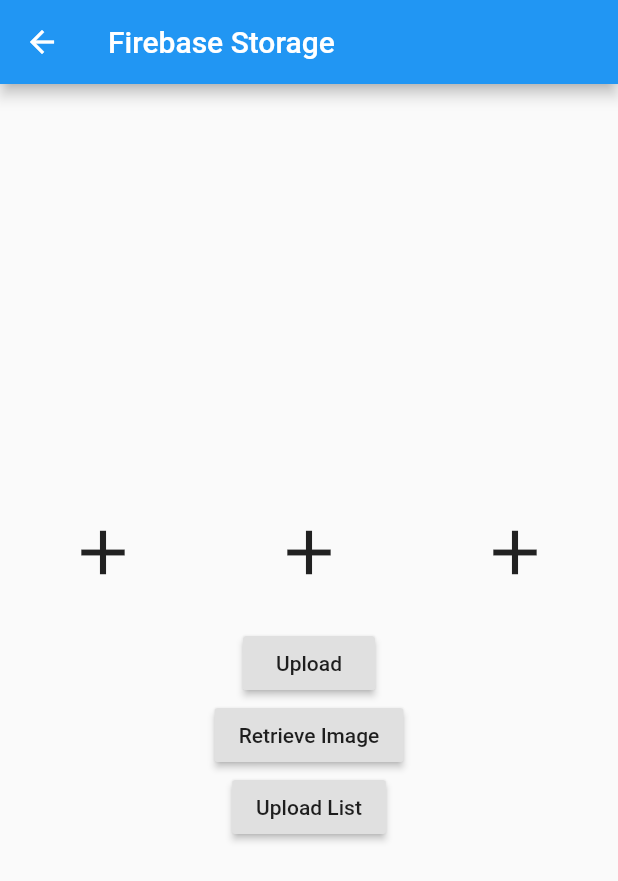
After one commit to smitbhatiya/project, a Flutter app: the Multiple_Image_Upload screen opened directly, after a tap on "Upload List", on a phone screen of 412 x 824 dp. The commit adds this screen. Shown: the top 881 px of the screen. Run offline on Flutter 3.47's test engine with Material 2 defaults, Android fonts, the phone set to English and light mode, and no system bars; our stand-ins replace carousel_slider, cloud_firestore, firebase_auth, firebase_core, firebase_storage, image_picker and 1 more; missing offline and left inert: favorite_button; accounts and stored records are empty.

Commit message:
13-4-2021 update

```diff
--- /dev/null
+++ b/lib/Model/multiple_image.dart
@@ -0,0 +1,329 @@
+// import 'package:flutter/material.dart';
+// import 'dart:async';
+//
+// import 'package:multi_image_picker/multi_image_picker.dart';
+//
+// void main() => runApp(MyApp());
+//
+// class MyApp extends StatefulWidget {
+//   @override
+//   _MyAppState createState() => _MyAppState();
+// }
+//
+// class _MyAppState extends State<MyApp> {
+//   List<Asset> images = <Asset>[];
+//   String _error = 'No Error Dectected';
+//
+//   @override
+//   void initState() {
+//     super.initState();
+//   }
+//
+//   Widget buildGridView() {
+//     return GridView.count(
+//       crossAxisCount: 3,
+//       children: List.generate(images.length, (index) {
+//         Asset asset = images[index];
+//         return AssetThumb(
+//           asset: asset,
+//           width: 300,
+//           height: 300,
+//         );
+//       }),
+//     );
+//   }
+//
+//   Future<void> loadAssets() async {
+//     List<Asset> resultList = <Asset>[];
+//     String error = 'No Error Detected';
+//
+//     try {
+//       resultList = await MultiImagePicker.pickImages(
+//         maxImages: 4,
+//         enableCamera: true,
+//         selectedAssets: images,
+//         cupertinoOptions: CupertinoOptions(takePhotoIcon: "chat"),
+//         materialOptions: MaterialOptions(
+//           actionBarColor: "#abcdef",
+//           actionBarTitle: "Example App",
+//           allViewTitle: "All Photos",
+//           useDetailsView: false,
+//           selectCircleStrokeColor: "#000000",
+//         ),
+//       );
+//     } on Exception catch (e) {
+//       error = e.toString();
+//     }
+//
+//     // If the widget was removed from the tree while the asynchronous platform
+//     // message was in flight, we want to discard the reply rather than calling
+//     // setState to update our non-existent appearance.
+//     if (!mounted) return;
+//
+//     setState(() {
+//       images = resultList;
+//       _error = error;
+//     });
+//   }
+//
+//   @override
+//   Widget build(BuildContext context) {
+//     return MaterialApp(
+//       home: Scaffold(
+//         appBar: AppBar(
+//           title: const Text('Plugin example app'),
+//         ),
+//         body: Column(
+//           children: <Widget>[
+//             Center(child: Text('Error: $_error')),
+//             ElevatedButton(
+//               child: Text("Pick images"),
+//               onPressed: loadAssets,
+//             ),
+//             Expanded(
+//               child: buildGridView(),
+//             )
+//           ],
+//         ),
+//       ),
+//     );
+//   }
+// }
+
+import 'dart:async';
+import 'dart:io';
+
+import 'package:cloud_firestore/cloud_firestore.dart';
+import 'package:firebase_storage/firebase_storage.dart';
+import 'package:flutter/material.dart';
+import 'package:flutter_app_with_firebase/firebase.dart';
+import 'package:image_picker/image_picker.dart';
+
+class Multiple_Image_Upload extends StatefulWidget {
+  @override
+  _Multiple_Image_UploadState createState() => _Multiple_Image_UploadState();
+}
+
+class _Multiple_Image_UploadState extends State<Multiple_Image_Upload> {
+  File _image1;
+  File _image2;
+  File _image3;
+  FirebaseFirestore _firestore = FirebaseFirestore.instance;
+
+  String _retrievedImageUrl;
+
+  Future getImage1() async {
+    try {
+      File image = await ImagePicker.pickImage(source: ImageSource.gallery);
+
+      setState(() {
+        _image1 = image;
+      });
+    } catch (e) {
+      print(e);
+    }
+  }
+  Future getImage2() async {
+    try {
+      File image = await ImagePicker.pickImage(source: ImageSource.gallery);
+
+      setState(() {
+        _image2 = image;
+      });
+    } catch (e) {
+      print(e);
+    }
+  }
+
+  Future getImage3() async {
+    try {
+      File image = await ImagePicker.pickImage(source: ImageSource.gallery);
+
+      setState(() {
+        _image3 = image;
+      });
+    } catch (e) {
+      print(e);
+    }
+  }
+
+  // Future uploadImage() async {
+  //   try {
+  //     final StorageReference storageReference = FirebaseStorage().ref().child("profilePicture");
+  //
+  //     final StorageUploadTask uploadTask = storageReference.putFile(_image);
+  //
+  //     final StreamSubscription<StorageTaskEvent> streamSubscription =
+  //     uploadTask.events.listen((event) {
+  //       // You can use this to notify yourself or your user in any kind of way.
+  //       // For example: you could use the uploadTask.events stream in a StreamBuilder instead
+  //       // to show your user what the current status is. In that case, you would not need to cancel any
+  //       // subscription as StreamBuilder handles this automatically.
+  //
+  //       // Here, every StorageTaskEvent concerning the upload is printed to the logs.
+  //       print('EVENT ${event.type}');
+  //     });
+  //
+  //     // Cancel your subscription when done.
+  //     await uploadTask.onComplete;
+  //     streamSubscription.cancel();
+  //
+  //     String imageUrl = await storageReference.getDownloadURL();
+  //     await _firestore.collection("Users").document().setData({
+  //       "email": imageUrl,
+  //     });
+  //   } catch (e) {
+  //     print(e);
+  //   }
+  // }
+
+  // Future retrieveImage() async {
+  //   DocumentSnapshot documentSnapshot;
+  //   try {
+  //     documentSnapshot = await _firestore.collection("Users").document().get();
+  //     setState(() {
+  //       _retrievedImageUrl = documentSnapshot.data()['email'];
+  //     });
+  //   } catch (e) {
+  //     print(e);
+  //   }
+  // }
+
+  Future uploadMultipleImages() async {
+    List<File> _imageList = List();
+    List<String> _imageUrls = List();
+
+    _imageList.add(_image1);
+    _imageList.add(_image2);
+    _imageList.add(_image3);
+
+    try {
+      for (int i = 0; i < _imageList.length; i++) {
+
+        // if(_imageList[i] == null) {
+        //
+        // }
+        final StorageReference storageReference = FirebaseStorage().ref().child("multiple2/$i");
+
+        final StorageUploadTask uploadTask = storageReference.putFile(_imageList[i]);
+
+        final StreamSubscription<StorageTaskEvent> streamSubscription =
+        uploadTask.events.listen((event) {
+          // You can use this to notify yourself or your user in any kind of way.
+          // For example: you could use the uploadTask.events stream in a StreamBuilder instead
+          // to show your user what the current status is. In that case, you would not need to cancel any
+          // subscription as StreamBuilder handles this automatically.
+
+          // Here, every StorageTaskEvent concerning the upload is printed to the logs.
+          print('EVENT ${event.type}');
+        });
+
+        // Cancel your subscription when done.
+        await uploadTask.onComplete;
+        streamSubscription.cancel();
+
+        String imageUrl = await storageReference.getDownloadURL();
+        _imageUrls.add(imageUrl); //all all the urls to the list
+      }
+      //upload the list of imageUrls to firebase as an array
+      await _firestore.collection("users").document().setData({
+        "arrayOfImages": _imageUrls,
+      });
+      //postProperty(category, postBy, sr_radio, pro_type, projectName, address, landmark, city, state, pro_detail, area, price, description, con_status, url_link)
+    } catch (e) {
+      print(e);
+    }
+  }
+
+  @override
+  Widget build(BuildContext context) {
+    return Scaffold(
+      appBar: AppBar(
+        title: Text("Firebase Storage"),
+      ),
+      body: Center(
+        child: Column(
+          mainAxisAlignment: MainAxisAlignment.center,
+          children: <Widget>[
+            Row(
+              children: [
+                Expanded(
+                  child: Container(
+                    height: 100,
+                    child: ClipRRect(
+                      child: _image1 != null
+                          ? Image.file(_image1)
+                          : FlatButton(
+                        child: Icon(
+                          Icons.add,
+                          size: 50,
+                        ),
+                        onPressed: () {
+                          getImage1();
+                        },
+                      ),
+                    ),
+                  ),
+                ),
+                Expanded(
+                  child: Container(
+                    height: 100,
+                    child: ClipRRect(
+                      child: _image2 != null
+                          ? Image.file(_image2)
+                          : FlatButton(
+                        child: Icon(
+                          Icons.add,
+                          size: 50,
+                        ),
+                        onPressed: () {
+                          getImage2();
+                        },
+                      ),
+                    ),
+                  ),
+                ),
+                Expanded(
+                  child: Container(
+                    height: 100,
+                    child: ClipRRect(
+                      child: _image3 != null
+                          ? Image.file(_image3)
+                          : FlatButton(
+                        child: Icon(
+                          Icons.add,
+                          size: 50,
+                        ),
+                        onPressed: () {
+                          getImage3();
+                        },
+                      ),
+                    ),
+                  ),
+                )
+              ],
+            ),
+            RaisedButton(
+              child: Text("Upload"),
+              onPressed: () {
+                //uploadImage();
+              },
+            ),
+            RaisedButton(
+              child: Text("Retrieve Image"),
+              onPressed: () {
+                //retrieveImage();
+              },
+            ),
+            RaisedButton(
+              child: Text("Upload List"),
+              onPressed: () {
+                uploadMultipleImages();
+              },
+            ),
+          ],
+        ),
+      ),
+    );
+  }
+}
--- a/lib/firebase.dart
+++ b/lib/firebase.dart
@@ -13,7 +13,7 @@ Future<void> userSetup(String displayName, String email, String phoneNumber, Str
   return;
 }
 
-Future<void> postProperty(String category, String postBy, String sr_radio, String pro_type, String projectName, String address, String landmark, String city, String state, String pro_detail, String area, String price, String description, String con_status, String url_link) async {
+Future<void> postProperty(String category, String postBy, String sr_radio, String pro_type, String projectName, String address, String landmark, String city, String state, String pro_detail, String area, String price, String description, String con_status, String url_link, String first_image) async {
   CollectionReference property = FirebaseFirestore.instance.collection('Property Details');
   //var firebaseUser = await FirebaseAuth.instance.currentUser;
   //FirebaseAuth auth = FirebaseAuth.instance;
@@ -33,7 +33,8 @@ Future<void> postProperty(String category, String postBy, String sr_radio, Strin
     'price': price,
     'description': description,
     'status': con_status,
-    'url': url_link
+    'url': url_link,
+    'firstImage': first_image
   });
   // users1.add({'Name': displayName, 'User Id': uid, 'Email': email, 'Mobile Number': phoneNumber, 'Password': password, 'Role': role});
   return;
@@ -62,3 +63,21 @@ Future<void> postCommProperty(String category, String postBy, String sr_radio, S
   // users1.add({'Name': displayName, 'User Id': uid, 'Email': email, 'Mobile Number': phoneNumber, 'Password': password, 'Role': role});
   return;
 }
+
+Future<void> FavoriteProperty(String category, String postBy, String projectName, String city, String price, String con_status, String first_image) async {
+  CollectionReference property = FirebaseFirestore.instance.collection('favoriteList');
+  //var firebaseUser = await FirebaseAuth.instance.currentUser;
+  //FirebaseAuth auth = FirebaseAuth.instance;
+  //String uid = auth.currentUser.uid.toString();
+  property.document().set({
+    'category': category,
+    'posted by': postBy,
+    'project name': projectName,
+    'city': city,
+    'price': price,
+    'status': con_status,
+    'firstImage': first_image
+  });
+  // users1.add({'Name': displayName, 'User Id': uid, 'Email': email, 'Mobile Number': phoneNumber, 'Password': password, 'Role': role});
+  return;
+}
--- a/lib/home_page.dart
+++ b/lib/home_page.dart
@@ -4,6 +4,7 @@ import 'package:firebase_auth/firebase_auth.dart';
 import 'package:flutter/cupertino.dart';
 import 'package:flutter/material.dart';
 import 'package:flutter_app_with_firebase/Model/call_images.dart';
+import 'package:flutter_app_with_firebase/Model/multiple_image.dart';
 import 'package:flutter_app_with_firebase/Pages/favorite_page.dart';
 import 'package:flutter_app_with_firebase/Pages/my_home_page.dart';
 import 'package:flutter_app_with_firebase/Pages/my_profile_page.dart';
@@ -90,6 +91,16 @@ class _HomeState extends State<Home> {
             ListTile(
               title: Row(
                 children: [
+                  Icon(Icons.image_search_sharp),
+                  SizedBox(width: 25),
+                  Text("Get Images")
+                ],
+              ),
+              onTap: () => Navigator.push(context, MaterialPageRoute(builder: (context) => Multiple_Image_Upload())),
+            ),
+            ListTile(
+              title: Row(
+                children: [
                   Icon(Icons.image),
                   SizedBox(width: 25),
                   Text("Get Images")
--- a/pubspec.yaml
+++ b/pubspec.yaml
@@ -41,6 +41,8 @@ dependencies:
   image_picker: ^0.6.7+22
   firebase_storage: ^4.0.1
   eva_icons_flutter: ^2.0.1
+  multi_image_picker: ^4.7.15
+  firebase_picture_uploader: ^1.1.0
 
 
 dev_dependencies:
```
Also changed, not shown: lib/Pages/my_home_page.dart (+11 -1 lines), lib/Pages/post_property_page.dart (+187 -143 lines), pubspec.lock.
